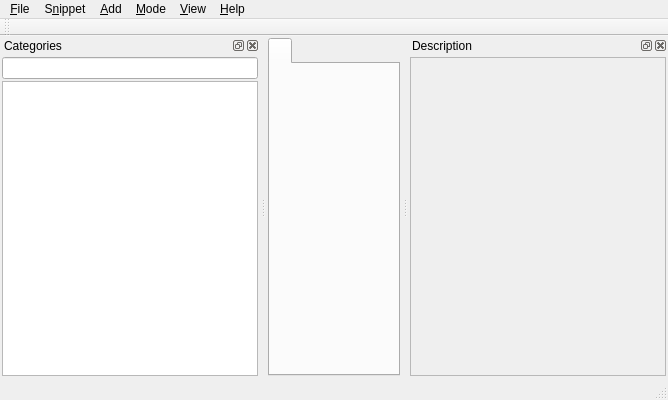
Old version of the form mainwindow.ui in the repository pa-0/Q-Snippet-Manager.
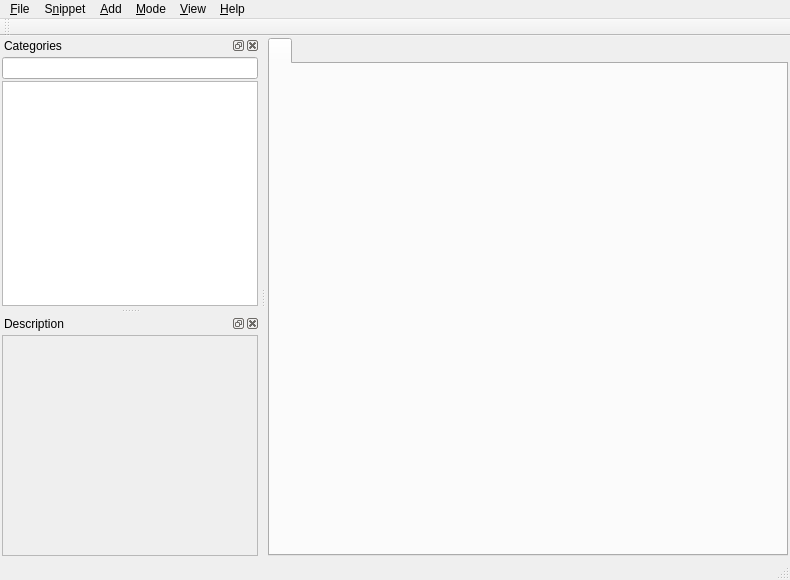
New version of the form. Custom widgets are drawn as their Qt base class.

The edit to the form file:
```diff
--- a/mainwindow.ui
+++ b/mainwindow.ui
@@ -6,8 +6,8 @@
    <rect>
     <x>0</x>
     <y>0</y>
-    <width>668</width>
-    <height>400</height>
+    <width>790</width>
+    <height>580</height>
    </rect>
   </property>
   <property name="windowTitle">
@@ -57,7 +57,7 @@
     <rect>
      <x>0</x>
      <y>0</y>
-     <width>668</width>
+     <width>790</width>
      <height>25</height>
     </rect>
    </property>
@@ -129,7 +129,7 @@
   <widget class="QStatusBar" name="statusBar"/>
   <widget class="QDockWidget" name="leftDockWidget">
    <property name="sizePolicy">
-    <sizepolicy hsizetype="Preferred" vsizetype="Preferred">
+    <sizepolicy hsizetype="Preferred" vsizetype="Expanding">
      <horstretch>0</horstretch>
      <verstretch>0</verstretch>
     </sizepolicy>
@@ -202,6 +202,12 @@
    </widget>
   </widget>
   <widget class="QDockWidget" name="descDockWidget">
+   <property name="sizePolicy">
+    <sizepolicy hsizetype="Preferred" vsizetype="Preferred">
+     <horstretch>0</horstretch>
+     <verstretch>0</verstretch>
+    </sizepolicy>
+   </property>
    <property name="features">
     <set>QDockWidget::AllDockWidgetFeatures</set>
    </property>
@@ -212,7 +218,7 @@
     <string>Description</string>
    </property>
    <attribute name="dockWidgetArea">
-    <number>2</number>
+    <number>1</number>
    </attribute>
    <widget class="QWidget" name="dockWidgetContents_3">
     <layout class="QVBoxLayout" name="verticalLayout_3">
@@ -228,7 +234,7 @@
         <bool>false</bool>
        </property>
        <property name="sizePolicy">
-        <sizepolicy hsizetype="Preferred" vsizetype="Expanding">
+        <sizepolicy hsizetype="Preferred" vsizetype="Preferred">
          <horstretch>0</horstretch>
          <verstretch>0</verstretch>
         </sizepolicy>
```
Left out of the diff: 23 changed lines with no effect on the pictures.
